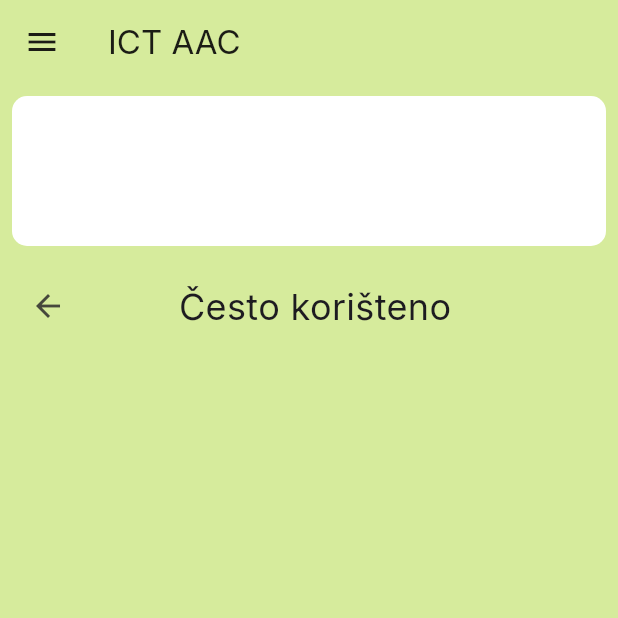
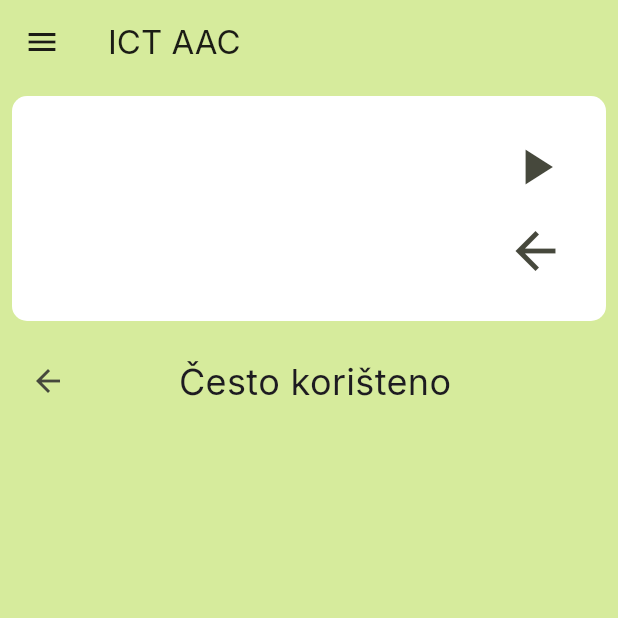
Before and after one commit to mizolf/AAKomunikacija, a Flutter app: the screen it shows after launch, after a tap on "Često korišteno", on a phone screen of 412 x 824 dp, the top half of it. Run offline on Flutter 3.47's test engine with Material 3 defaults, Android fonts, the phone set to English and light mode, and no system bars; our stand-ins replace cloud_firestore, firebase_core, google_fonts; accounts and stored records are empty.

Commit message:
Dodan klizni izbornik za piktograme

```diff
--- a/lib/screen/home.dart
+++ b/lib/screen/home.dart
@@ -1,6 +1,7 @@
 import 'package:cloud_firestore/cloud_firestore.dart';
 import 'package:flutter/material.dart';
 import 'package:ict_aac/models/pictogram.dart';
+import 'package:ict_aac/widgets/menu.dart';
 import 'package:ict_aac/widgets/pictogram_card.dart';
 
 List<String> categories = [
@@ -27,6 +28,7 @@ class HomeScreen extends StatefulWidget {
 class _HomeScreenState extends State<HomeScreen> {
   int _selectedPageIndex = 0;
   String categoriesTitle = '';
+  List<Pictogram> sentence = [];
 
   List<Pictogram> oftenUsed = [];
   List<Pictogram> people = [];
@@ -76,6 +78,55 @@ class _HomeScreenState extends State<HomeScreen> {
     });
   }
 
+  Future<void> _showSentence(Pictogram pictogram) async {
+    final isExisting = sentence.contains(pictogram);
+
+    if (isExisting) {
+      await FirebaseFirestore.instance
+          .collection('sentence')
+          .where('label', isEqualTo: pictogram.label)
+          .where('description', isEqualTo: pictogram.description)
+          .where('category', isEqualTo: pictogram.category)
+          .snapshots()
+          .listen((querySnapshot) {
+        if (querySnapshot.docs.isNotEmpty) {
+          querySnapshot.docs.first.reference.delete();
+        }
+      });
+
+      setState(() {
+        sentence.remove(pictogram);
+      });
+    } else {
+      await FirebaseFirestore.instance
+          .collection('sentence')
+          .add(pictogram.toMap());
+
+      setState(() {
+        sentence.add(pictogram);
+      });
+    }
+  }
+
+  Future<void> _removeLastPictogram() async {
+    Pictogram lastPictogram = sentence.last;
+    await FirebaseFirestore.instance
+        .collection('sentence')
+        .where('label', isEqualTo: lastPictogram.label)
+        .where('description', isEqualTo: lastPictogram.description)
+        .where('category', isEqualTo: lastPictogram.category)
+        .snapshots()
+        .listen((querySnapshot) {
+      if (querySnapshot.docs.isNotEmpty) {
+        querySnapshot.docs.first.reference.delete();
+      }
+    });
+
+    setState(() {
+      sentence.remove(lastPictogram);
+    });
+  }
+
   void _selectPage(int index) {
     List<List<Pictogram>> pictograms = [
       oftenUsed,
@@ -89,75 +140,26 @@ class _HomeScreenState extends State<HomeScreen> {
       animals,
     ];
 
-    setState(() {
-      _selectedPageIndex++;
-    });
+    pushPage();
     currentView = pictograms[index];
     categoriesTitle = categories[index];
   }
 
+  void pushPage() {
+    setState(() {
+      _selectedPageIndex++;
+    });
+  }
+
+  void popPage() {
+    setState(() {
+      _selectedPageIndex--;
+    });
+  }
+
   @override
   Widget build(BuildContext context) {
-    Widget menu = SingleChildScrollView(
-      child: Padding(
-        padding: const EdgeInsets.all(8.0),
-        child: Column(
-          children: [
-            Container(
-              child: GridView.builder(
-                gridDelegate: const SliverGridDelegateWithFixedCrossAxisCount(
-                  crossAxisCount: 2,
-                ),
-                physics: const NeverScrollableScrollPhysics(),
-                shrinkWrap: true,
-                itemCount: categories.length,
-                itemBuilder: (context, index) {
-                  return GestureDetector(
-                    onTap: () {
-                      _selectPage(index);
-                    },
-                    child: Container(
-                      margin: const EdgeInsets.all(4.0),
-                      decoration: BoxDecoration(
-                        borderRadius: BorderRadius.circular(8.0),
-                        color: Colors.white,
-                      ),
-                      child: Column(
-                        mainAxisAlignment: MainAxisAlignment.start,
-                        crossAxisAlignment: CrossAxisAlignment.center,
-                        children: [
-                          Container(
-                            child: Text(
-                              categories[index],
-                              style: const TextStyle().copyWith(
-                                fontSize: 20,
-                              ),
-                            ),
-                          ),
-                          const SizedBox(
-                            height: 8,
-                          ),
-                          Container(
-                            height: 100,
-                            width: 100,
-                            decoration: BoxDecoration(
-                              image: DecorationImage(
-                                  image:
-                                      AssetImage('assets/images/$index.jpg')),
-                              color: Colors.white,
-                            ),
-                          ),
-                        ],
-                      ),
-                    ),
-                  );
-                },
-              ),
-            ),
-          ],
-        ),
-      ),
-    );
+    Widget menu = Menu(categories: categories, selectPage: _selectPage);
     Widget content = SingleChildScrollView(
       child: Padding(
         padding: const EdgeInsets.all(8.0),
@@ -169,11 +171,7 @@ class _HomeScreenState extends State<HomeScreen> {
                 mainAxisAlignment: MainAxisAlignment.spaceBetween,
                 children: [
                   IconButton(
-                    onPressed: () {
-                      setState(() {
-                        _selectedPageIndex--;
-                      });
-                    },
+                    onPressed: popPage,
                     icon: const Icon(Icons.arrow_back, size: 24),
                   ),
                   Text(
@@ -197,7 +195,9 @@ class _HomeScreenState extends State<HomeScreen> {
                 itemCount: currentView.length,
                 itemBuilder: (context, index) {
                   return GestureDetector(
-                    onTap: () {},
+                    onTap: () {
+                      _showSentence(currentView[index]);
+                    },
                     child: Container(
                       margin: const EdgeInsets.all(4.0),
                       decoration: BoxDecoration(
@@ -237,11 +237,45 @@ class _HomeScreenState extends State<HomeScreen> {
           children: [
             Container(
               margin: const EdgeInsets.all(8.0),
-              height: 100,
+              height: 150,
               width: MediaQuery.sizeOf(context).width,
               decoration: BoxDecoration(
                 borderRadius: BorderRadius.circular(10.0),
                 color: Colors.white,
+              ),
+              child: Row(
+                children: [
+                  Expanded(
+                    child: ListView.builder(
+                      scrollDirection: Axis.horizontal,
+                      itemCount: sentence.length,
+                      itemBuilder: (context, index) {
+                        return PictogramCard(pictogram: sentence[index]);
+                      },
+                    ),
+                  ),
+                  Container(
+                    width: 75,
+                    child: Column(
+                      mainAxisAlignment: MainAxisAlignment.center,
+                      crossAxisAlignment: CrossAxisAlignment.start,
+                      children: [
+                        IconButton(
+                            onPressed: () {},
+                            icon: const Icon(
+                              Icons.play_arrow,
+                              size: 40,
+                            )),
+                        IconButton(
+                            onPressed: _removeLastPictogram,
+                            icon: const Icon(
+                              Icons.arrow_back,
+                              size: 40,
+                            )),
+                      ],
+                    ),
+                  ),
+                ],
               ),
             ),
             Container(
--- a/lib/widgets/menu.dart
+++ b/lib/widgets/menu.dart
@@ -0,0 +1,71 @@
+import 'package:flutter/material.dart';
+
+class Menu extends StatelessWidget {
+  const Menu({super.key, required this.categories, required this.selectPage});
+  final List<String> categories;
+  final void Function(int index) selectPage;
+
+  @override
+  Widget build(BuildContext context) {
+    return SingleChildScrollView(
+      child: Padding(
+        padding: const EdgeInsets.all(8.0),
+        child: Column(
+          children: [
+            Container(
+              child: GridView.builder(
+                gridDelegate: const SliverGridDelegateWithFixedCrossAxisCount(
+                  crossAxisCount: 2,
+                ),
+                physics: const NeverScrollableScrollPhysics(),
+                shrinkWrap: true,
+                itemCount: categories.length,
+                itemBuilder: (context, index) {
+                  return GestureDetector(
+                    onTap: () {
+                      selectPage(index);
+                    },
+                    child: Container(
+                      margin: const EdgeInsets.all(4.0),
+                      decoration: BoxDecoration(
+                        borderRadius: BorderRadius.circular(8.0),
+                        color: Colors.white,
+                      ),
+                      child: Column(
+                        mainAxisAlignment: MainAxisAlignment.start,
+                        crossAxisAlignment: CrossAxisAlignment.center,
+                        children: [
+                          Container(
+                            child: Text(
+                              categories[index],
+                              style: const TextStyle().copyWith(
+                                fontSize: 20,
+                              ),
+                            ),
+                          ),
+                          const SizedBox(
+                            height: 8,
+                          ),
+                          Container(
+                            height: 100,
+                            width: 100,
+                            decoration: BoxDecoration(
+                              image: DecorationImage(
+                                  image:
+                                      AssetImage('assets/images/$index.jpg')),
+                              color: Colors.white,
+                            ),
+                          ),
+                        ],
+                      ),
+                    ),
+                  );
+                },
+              ),
+            ),
+          ],
+        ),
+      ),
+    );
+  }
+}
```
